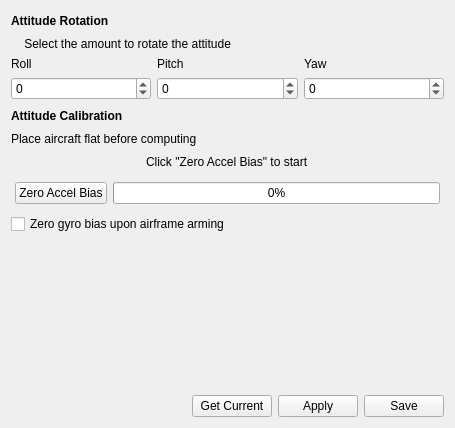
openpilot/OpenPilot, file ground/openpilotgcs/src/plugins/config/ccattitude.ui: the form before one commit.
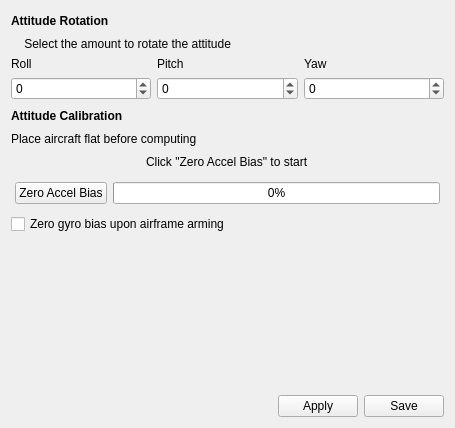
The form after the commit. Icons and pictures are not drawn.

Commit message: Get rid of the "Request" button on the config gadget: it now tracks object updates and automatically keeps its state synchronized with UAVOBject changes.

What changed in the file:
```diff
--- a/ground/openpilotgcs/src/plugins/config/ccattitude.ui
+++ b/ground/openpilotgcs/src/plugins/config/ccattitude.ui
@@ -325,13 +325,6 @@
        </property>
       </widget>
      </item>
-     <item>
-      <widget class="QPushButton" name="getCurrentButton">
-       <property name="text">
-        <string>Get Current</string>
-       </property>
-      </widget>
-     </item>
      <item>
       <widget class="QPushButton" name="applyButton">
        <property name="text">
```
The commit also changes 14 other files.
